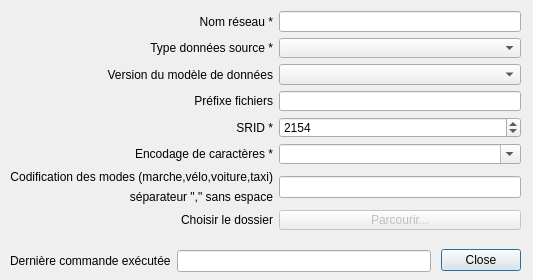
Before: the Qt Designer form forms/Ui_import_road_dialog.ui in datagistips/territoires-ville.TempusAccess, drawn with Qt 5.
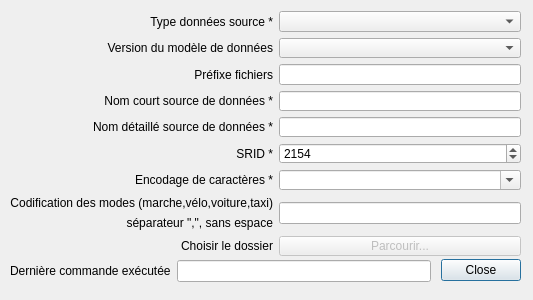
After: the same form once the commit is applied.

Commit message: Export / delete sources implementation

What changed in the file:
```diff
--- a/forms/Ui_import_road_dialog.ui
+++ b/forms/Ui_import_road_dialog.ui
@@ -7,7 +7,7 @@
     <x>0</x>
     <y>0</y>
     <width>533</width>
-    <height>280</height>
+    <height>300</height>
    </rect>
   </property>
   <property name="windowTitle">
@@ -17,7 +17,7 @@
    <property name="geometry">
     <rect>
      <x>440</x>
-     <y>240</y>
+     <y>250</y>
      <width>81</width>
      <height>41</height>
     </rect>
@@ -32,66 +32,24 @@
      <x>10</x>
      <y>11</y>
      <width>511</width>
-     <height>219</height>
+     <height>245</height>
     </rect>
    </property>
    <layout class="QGridLayout" name="gridLayout">
-    <item row="2" column="1">
-     <widget class="QComboBox" name="comboBoxFormatVersion"/>
-    </item>
-    <item row="5" column="0">
-     <widget class="QLabel" name="label_5">
-      <property name="text">
-       <string>Encodage de caractères *</string>
-      </property>
-      <property name="alignment">
-       <set>Qt::AlignRight|Qt::AlignTrailing|Qt::AlignVCenter</set>
-      </property>
-     </widget>
-    </item>
-    <item row="6" column="0">
-     <widget class="QLabel" name="labelVisumModes1">
-      <property name="text">
-       <string>Codification des modes (marche,vélo,voiture,taxi)</string>
-      </property>
-      <property name="alignment">
-       <set>Qt::AlignBottom|Qt::AlignRight|Qt::AlignTrailing</set>
-      </property>
-     </widget>
-    </item>
-    <item row="8" column="0">
-     <widget class="QLabel" name="labelPath">
-      <property name="sizePolicy">
-       <sizepolicy hsizetype="Preferred" vsizetype="Preferred">
-        <horstretch>0</horstretch>
-        <verstretch>0</verstretch>
-       </sizepolicy>
-      </property>
-      <property name="whatsThis">
-       <string/>
-      </property>
-      <property name="text">
-       <string>Choisir le dossier</string>
-      </property>
-      <property name="alignment">
-       <set>Qt::AlignRight|Qt::AlignTrailing|Qt::AlignVCenter</set>
-      </property>
-     </widget>
-    </item>
-    <item row="3" column="0">
-     <widget class="QLabel" name="label_4">
-      <property name="text">
-       <string>Préfixe fichiers</string>
-      </property>
-      <property name="alignment">
-       <set>Qt::AlignRight|Qt::AlignTrailing|Qt::AlignVCenter</set>
-      </property>
-     </widget>
-    </item>
-    <item row="3" column="1">
-     <widget class="QLineEdit" name="lineEditPrefix"/>
+    <item row="7" column="1" rowspan="2">
+     <widget class="QLineEdit" name="lineEditVisumModes"/>
     </item>
     <item row="1" column="0">
+     <widget class="QLabel" name="label_3">
+      <property name="text">
+       <string>Version du modèle de données</string>
+      </property>
+      <property name="alignment">
+       <set>Qt::AlignRight|Qt::AlignTrailing|Qt::AlignVCenter</set>
+      </property>
+     </widget>
+    </item>
+    <item row="0" column="0">
      <widget class="QLabel" name="label">
       <property name="text">
        <string>Type données source *</string>
@@ -101,7 +59,33 @@
       </property>
      </widget>
     </item>
-    <item row="4" column="1">
+    <item row="1" column="1">
+     <widget class="QComboBox" name="comboBoxFormatVersion"/>
+    </item>
+    <item row="5" column="0">
+     <widget class="QLabel" name="labelSRID">
+      <property name="text">
+       <string>SRID *</string>
+      </property>
+      <property name="alignment">
+       <set>Qt::AlignRight|Qt::AlignTrailing|Qt::AlignVCenter</set>
+      </property>
+     </widget>
+    </item>
+    <item row="2" column="0">
+     <widget class="QLabel" name="labelPrefix">
+      <property name="text">
+       <string>Préfixe fichiers</string>
+      </property>
+      <property name="alignment">
+       <set>Qt::AlignRight|Qt::AlignTrailing|Qt::AlignVCenter</set>
+      </property>
+     </widget>
+    </item>
+    <item row="0" column="1">
+     <widget class="QComboBox" name="comboBoxFormat"/>
+    </item>
+    <item row="5" column="1">
      <widget class="QSpinBox" name="spinBoxSRID">
       <property name="maximum">
        <number>9999</number>
@@ -111,47 +95,56 @@
       </property>
      </widget>
     </item>
-    <item row="5" column="1">
+    <item row="9" column="0">
+     <widget class="QLabel" name="labelChoose">
+      <property name="sizePolicy">
+       <sizepolicy hsizetype="Preferred" vsizetype="Preferred">
+        <horstretch>0</horstretch>
+        <verstretch>0</verstretch>
+       </sizepolicy>
+      </property>
+      <property name="whatsThis">
+       <string/>
+      </property>
+      <property name="text">
+       <string>Choisir le dossier</string>
+      </property>
+      <property name="alignment">
+       <set>Qt::AlignRight|Qt::AlignTrailing|Qt::AlignVCenter</set>
+      </property>
+     </widget>
+    </item>
+    <item row="6" column="0">
+     <widget class="QLabel" name="labelEncoding">
+      <property name="text">
+       <string>Encodage de caractères *</string>
+      </property>
+      <property name="alignment">
+       <set>Qt::AlignRight|Qt::AlignTrailing|Qt::AlignVCenter</set>
+      </property>
+     </widget>
+    </item>
+    <item row="3" column="0">
+     <widget class="QLabel" name="labelSourceName">
+      <property name="text">
+       <string>Nom court source de données *</string>
+      </property>
+      <property name="alignment">
+       <set>Qt::AlignRight|Qt::AlignTrailing|Qt::AlignVCenter</set>
+      </property>
+     </widget>
+    </item>
+    <item row="2" column="1">
+     <widget class="QLineEdit" name="lineEditPrefix"/>
+    </item>
+    <item row="6" column="1">
      <widget class="QComboBox" name="comboBoxEncoding">
       <property name="editable">
        <bool>true</bool>
       </property>
      </widget>
     </item>
-    <item row="2" column="0">
-     <widget class="QLabel" name="label_3">
-      <property name="text">
-       <string>Version du modèle de données</string>
-      </property>
-      <property name="alignment">
-       <set>Qt::AlignRight|Qt::AlignTrailing|Qt::AlignVCenter</set>
-      </property>
-     </widget>
-    </item>
-    <item row="1" column="1">
-     <widget class="QComboBox" name="comboBoxFormat"/>
-    </item>
-    <item row="7" column="0">
-     <widget class="QLabel" name="labelVisumModes2">
-      <property name="text">
-       <string>séparateur &quot;,&quot; sans espace</string>
-      </property>
-      <property name="alignment">
-       <set>Qt::AlignRight|Qt::AlignTop|Qt::AlignTrailing</set>
-      </property>
-     </widget>
-    </item>
-    <item row="4" column="0">
-     <widget class="QLabel" name="label_2">
-      <property name="text">
-       <string>SRID *</string>
-      </property>
-      <property name="alignment">
-       <set>Qt::AlignRight|Qt::AlignTrailing|Qt::AlignVCenter</set>
-      </property>
-     </widget>
-    </item>
-    <item row="8" column="1">
+    <item row="9" column="1">
      <widget class="QPushButton" name="pushButtonChoose">
       <property name="enabled">
        <bool>false</bool>
@@ -170,29 +163,49 @@
       </property>
      </widget>
     </item>
-    <item row="6" column="1" rowspan="2">
-     <widget class="QLineEdit" name="lineEditVisumModes"/>
-    </item>
-    <item row="0" column="0">
-     <widget class="QLabel" name="label_6">
+    <item row="7" column="0">
+     <widget class="QLabel" name="labelVisumModes1">
       <property name="text">
-       <string>Nom réseau *</string>
+       <string>Codification des modes (marche,vélo,voiture,taxi)</string>
       </property>
       <property name="alignment">
-       <set>Qt::AlignRight|Qt::AlignTrailing|Qt::AlignVCenter</set>
+       <set>Qt::AlignBottom|Qt::AlignRight|Qt::AlignTrailing</set>
       </property>
      </widget>
     </item>
-    <item row="0" column="1">
+    <item row="3" column="1">
      <widget class="QLineEdit" name="lineEditSourceName"/>
     </item>
+    <item row="8" column="0">
+     <widget class="QLabel" name="labelVisumModes2">
+      <property name="text">
+       <string>séparateur &quot;,&quot;, sans espace</string>
+      </property>
+      <property name="alignment">
+       <set>Qt::AlignRight|Qt::AlignTop|Qt::AlignTrailing</set>
+      </property>
+     </widget>
+    </item>
+    <item row="4" column="0">
+     <widget class="QLabel" name="labelSourceComment">
+      <property name="text">
+       <string>Nom détaillé source de données *</string>
+      </property>
+      <property name="alignment">
+       <set>Qt::AlignRight|Qt::AlignTrailing|Qt::AlignVCenter</set>
+      </property>
+     </widget>
+    </item>
+    <item row="4" column="1">
+     <widget class="QLineEdit" name="lineEditSourceComment"/>
+    </item>
    </layout>
   </widget>
   <widget class="QWidget" name="layoutWidget_2">
    <property name="geometry">
     <rect>
      <x>10</x>
-     <y>250</y>
+     <y>260</y>
      <width>421</width>
      <height>22</height>
     </rect>
```
The commit also changes 45 other files.
